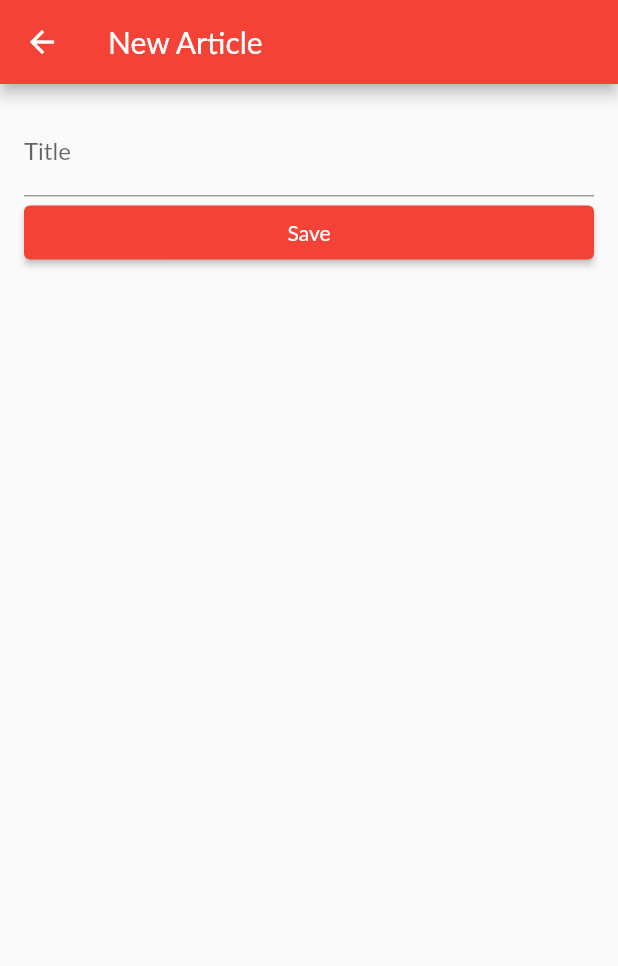
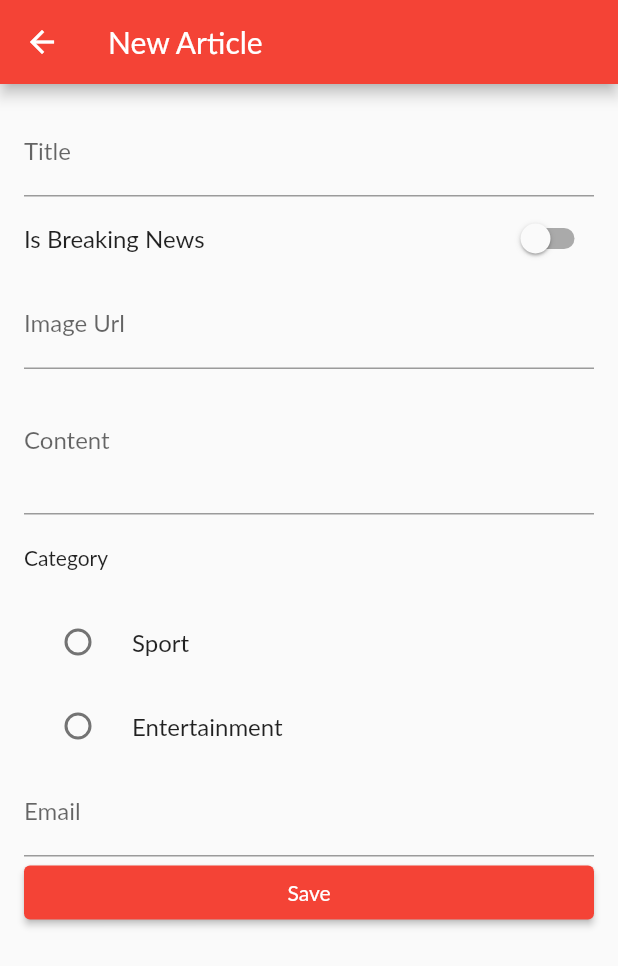
Before and after one commit to northern-tester/flutter_ui_widgets, a Flutter app: the screen it shows after launch, item 2 of the bottom bar chosen, scrolled down 576 dp, after a tap on the "add" icon, on a phone screen of 412 x 824 dp. Shown: the top 966 px of the screen. Run offline on Flutter 3.47's test engine with Material 2 defaults, Android fonts, the light colour scheme and no system bars; network calls fail.

Commit message:
Finished off forms, dialogs and responsive design

```diff
--- a/lib/pages/create_article.dart
+++ b/lib/pages/create_article.dart
@@ -1,5 +1,7 @@
 import 'package:flutter/material.dart';
 import 'package:flutter_ui_widgets/models/form_data.dart';
+
+import '../widgets/form_result.dart';
 
 class CreateArticle extends StatefulWidget {
   const CreateArticle({super.key});
@@ -9,7 +11,19 @@ class CreateArticle extends StatefulWidget {
 }
 
 class _CreateArticleState extends State<CreateArticle> {
+  final _formKey = GlobalKey<FormState>();
   FormData formData = FormData();
+
+  String? validateEmail(String? value) {
+    const Pattern pattern =
+        r'^(([^<>()[\]\\.,;:\s@\"]+(\.[^<>()[\]\\.,;:\s@\"]+)*)|(\".+\"))@((\[[0-9]{1,3}\.[0-9]{1,3}\.[0-9]{1,3}\.[0-9]{1,3}\])|(([a-zA-Z\-0-9]+\.)+[a-zA-Z]{2,}))$';
+    final regex = RegExp(pattern as String);
+    if (!regex.hasMatch(value!)) {
+      return 'Enter Valid Email';
+    } else {
+      return null;
+    }
+  }
 
   @override
   Widget build(BuildContext context) {
@@ -20,6 +34,7 @@ class _CreateArticleState extends State<CreateArticle> {
       body: Padding(
         padding: const EdgeInsets.all(16),
         child: Form(
+            key: _formKey,
             child: ListView(
               children: <Widget>[
                 TextFormField(
@@ -28,8 +43,70 @@ class _CreateArticleState extends State<CreateArticle> {
                       value!.isEmpty ? 'Please enter Title' : null,
                   onSaved: (value) => formData.title = value,
                 ),
+                SwitchListTile(
+                    contentPadding: const EdgeInsets.all(0),
+                    title: const Text('Is Breaking News'),
+                    value: formData.isBreaking!,
+                    onChanged: (bool value) =>
+                        setState(() => formData.isBreaking = value)),
+                TextFormField(
+                  decoration: const InputDecoration(labelText: 'Image Url'),
+                  validator: (value) => !Uri.parse(value!).isAbsolute
+                      ? 'Please enter valid url'
+                      : null,
+                  onSaved: (value) => formData.imageUrl = value,
+                ),
+                TextFormField(
+                  maxLines: 3,
+                  decoration: const InputDecoration(labelText: 'Content'),
+                  validator: (value) => value!.isEmpty || value.length < 10
+                      ? 'Content too short'
+                      : null,
+                  onSaved: (value) => formData.content = value,
+                ),
+                Container(
+                  padding: const EdgeInsets.symmetric(vertical: 20),
+                  child: const Text('Category'),
+                ),
+                Column(
+                  children: <Widget>[
+                    RadioListTile<int>(
+                      title: const Text('Sport'),
+                      value: 1,
+                      groupValue: formData.category,
+                      onChanged: (value) {
+                        setState(() {
+                          formData.category = value;
+                        });
+                      },
+                    ),
+                    RadioListTile<int>(
+                      title: const Text('Entertainment'),
+                      value: 2,
+                      groupValue: formData.category,
+                      onChanged: (value) {
+                        setState(() {
+                          formData.category = value;
+                        });
+                      },
+                    ),
+                  ],
+                ),
+                TextFormField(
+                  decoration: const InputDecoration(labelText: 'Email'),
+                  validator: (value) => validateEmail(value),
+                  onSaved: (value) => formData.email = value,
+                ),
                 ElevatedButton(
-              onPressed: () {},
+                  onPressed: () {
+                    final form = _formKey.currentState!;
+                    if (form.validate()) {
+                      form.save();
+                      form.reset();
+                      _showResultDialog(context);
+                    }
+                    FocusScope.of(context).unfocus();
+                  },
                   child: const Text('Save'),
                 )
               ],
@@ -37,4 +114,28 @@ class _CreateArticleState extends State<CreateArticle> {
       ),
     );
   }
+
+  Future<void> _showResultDialog(BuildContext context) {
+    return showDialog(
+      context: context,
+      builder: (context) {
+        return AlertDialog(
+          content: FormResult(data: formData),
+          actions: <Widget>[
+            TextButton(
+              child: const Text('Done'),
+              onPressed: () {
+                Navigator.pop(context);
+              },
+            ),
+          ],
+        );
+      },
+    ).then((value) {
+      setState(() {
+        formData.isBreaking = false;
+        formData.category = null;
+      });
+    });
   }
+}
--- a/lib/widgets/article_card.dart
+++ b/lib/widgets/article_card.dart
@@ -11,24 +11,68 @@ class ArticleCard extends StatelessWidget {
     return Card(
       margin: const EdgeInsets.all(16),
       elevation: 4,
-      child: Column(
-        children: [
-          CardBanner(
-            imageUrl: article.urlToImage,
-          ),
-          CardDetail(
+      child: LayoutBuilder(
+        builder: (context, constraints) {
+          final isTablet = constraints.maxWidth > 600;
+          return isTablet
+              ? WideCard(article: article)
+              : TallCard(article: article);
+        },
+      ),
+    );
+  }
+}
+
+class TallCard extends StatelessWidget {
+  const TallCard({
+    Key? key,
+    required this.article,
+  }) : super(key: key);
+
+  final Article article;
+
+  @override
+  Widget build(BuildContext context) {
+    return Column(
+      children: <Widget>[
+        CardBanner(imageUrl: article.urlToImage),
+        CardDetail(article: article),
+      ],
+    );
+  }
+}
+
+class WideCard extends StatelessWidget {
+  const WideCard({
+    Key? key,
+    required this.article,
+  }) : super(key: key);
+
+  final Article article;
+
+  @override
+  Widget build(BuildContext context) {
+    return Column(
+      children: <Widget>[
+        CardBanner(
+          imageUrl: article.urlToImage,
+          isWideCard: true,
+        ),
+        Expanded(
+          child: CardDetail(
             article: article,
           ),
-        ],
-      ),
+        )
+      ],
     );
   }
 }
 
 class CardBanner extends StatelessWidget {
   final String? imageUrl;
+  final bool isWideCard;
 
-  const CardBanner({super.key, this.imageUrl});
+  const CardBanner({super.key, this.imageUrl, this.isWideCard = false});
 
   @override
   Widget build(BuildContext context) {
@@ -40,8 +84,8 @@ class CardBanner extends StatelessWidget {
             topRight: Radius.circular(4),
           ),
           child: SizedBox(
-            height: 200,
-            width: double.infinity,
+            height: isWideCard ? 150 : 200,
+            width: isWideCard ? 150 : double.infinity,
             child: Image.network(
               imageUrl!,
               fit: BoxFit.cover,
@@ -55,8 +99,8 @@ class CardBanner extends StatelessWidget {
           ),
         ),
         Positioned(
-          top: 10,
-          right: 10,
+          top: isWideCard ? 2 : 10,
+          right: isWideCard ? 2 : 10,
           child: IconButton(
             onPressed: () {},
             icon: const Icon(Icons.bookmark_border, size: 32),
@@ -74,22 +118,19 @@ class CardDetail extends StatelessWidget {
 
   @override
   Widget build(BuildContext context) {
-    return Padding(
+    final isPortrait =
+        MediaQuery.of(context).orientation == Orientation.portrait;
+    return Container(
+      height: isPortrait ? 130 : 150,
       padding: const EdgeInsets.all(16),
       child: Column(
         mainAxisAlignment: MainAxisAlignment.spaceBetween,
         children: <Widget>[
           Text(
             article!.title,
-            style: Theme.of(context).textTheme.headlineSmall!.copyWith(
-                  fontStyle: FontStyle.italic,
-                  color: Colors.grey[600],
-                ),
+            style: Theme.of(context).textTheme.headlineSmall,
             maxLines: 2,
             overflow: TextOverflow.ellipsis,
-          ),
-          const SizedBox(
-            height: 16,
           ),
           Row(
             children: <Widget>[
```
Also changed, not shown: lib/utils/strings.dart (added, +7 -0 lines), lib/widgets/form_result.dart (added, +36 -0 lines), pubspec.lock, 2 other files. Lines whose indentation alone changed are shown as unchanged.
